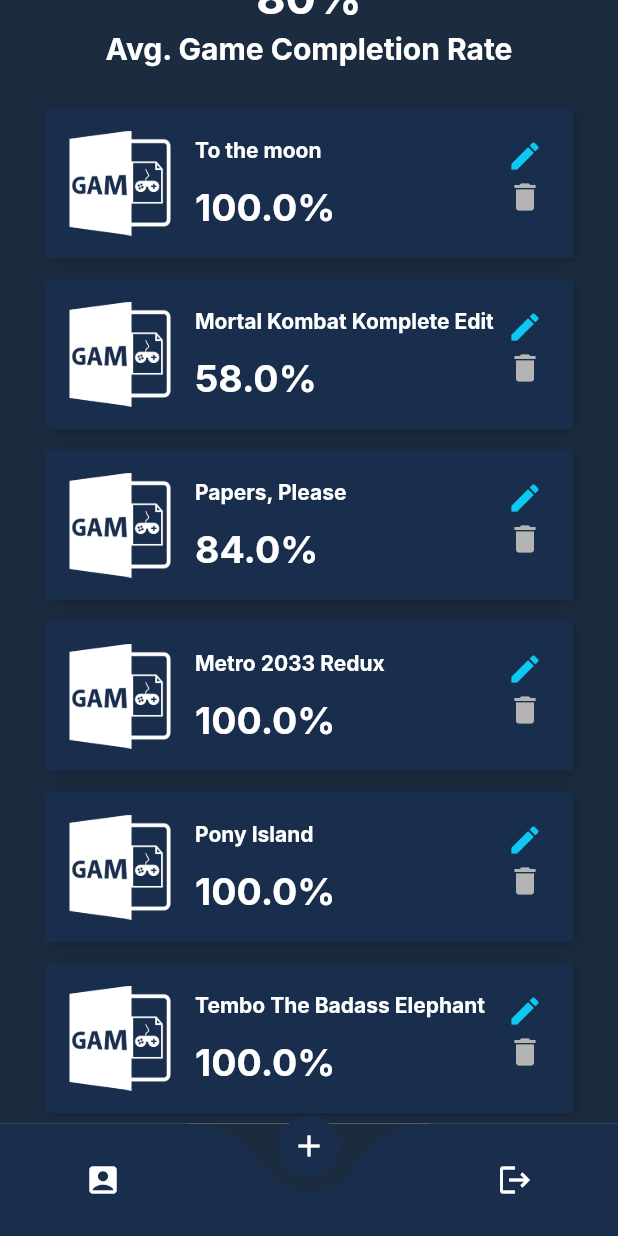
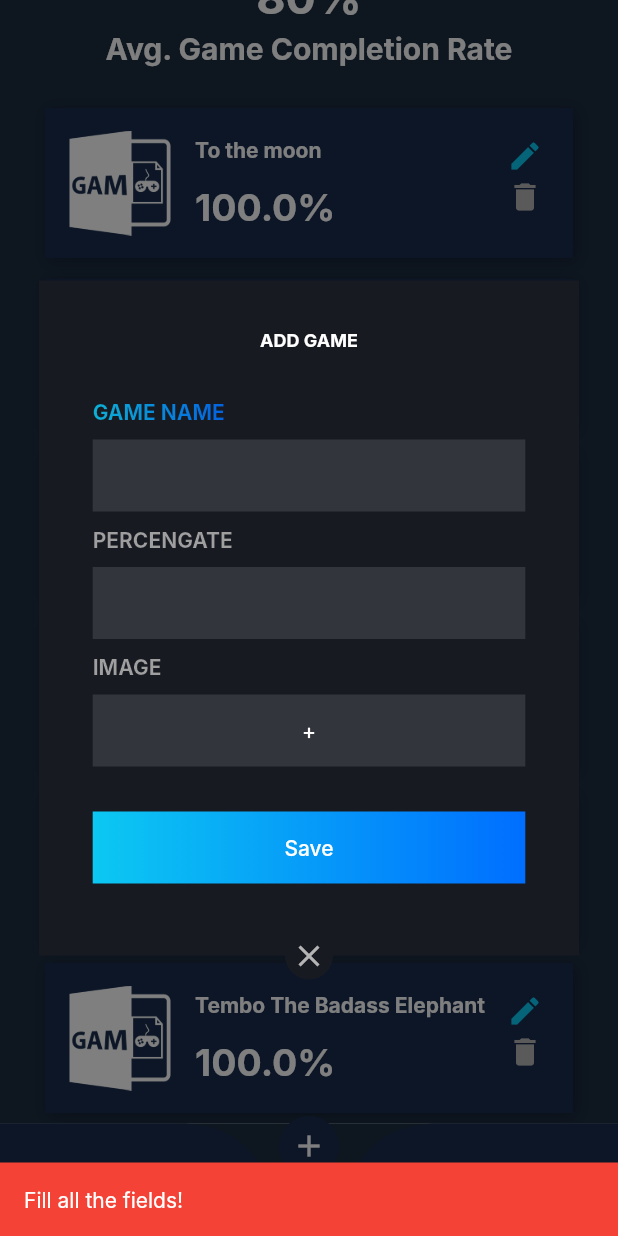
Before and after one commit to Arely-Paulina-Rojas/Achievements-Calculator, a Flutter app: the HomepageScreen screen opened directly with empty values, item 2 of the bottom bar chosen, scrolled down 50 dp, after a tap on "Save", on a phone screen of 412 x 824 dp. Run offline on Flutter 3.47's test engine with Material 2 defaults, Android fonts, the light colour scheme and no system bars; drawn by our look-alikes of another_flushbar, curved_navigation_bar; our stand-ins replace sqflite; missing offline and left inert: dart:ffi; accounts and stored records are empty; Roboto replaces fonts that are missing (Inter).

Commit message:
Changed messages

```diff
--- a/achievements_calculator/lib/components/add_game_form.dart
+++ b/achievements_calculator/lib/components/add_game_form.dart
@@ -1,6 +1,7 @@
 import 'package:achievements_calculator/components/image_button.dart';
 import 'package:achievements_calculator/components/input_field.dart';
 import 'package:achievements_calculator/components/main_button.dart';
+import 'package:another_flushbar/flushbar.dart';
 import 'package:flutter/material.dart';
 import '../constants.dart';
 
@@ -20,20 +21,42 @@
               labelName: "GAME NAME",
               lightColor: lightMainButtonColor,
               darkColor: darkMainButtonColor,
-              isPasswordField: false),
+              isPasswordField: false,
+              inputType: TextInputType.text),
           InputField(
               onChanged: (value) {},
               controller: percentageController,
               labelName: "PERCENGATE",
               lightColor: lightDarkTextColor,
               darkColor: lightDarkTextColor,
-              isPasswordField: false),
+              isPasswordField: false,
+              inputType: TextInputType.number),
           ImageButton(labelText: "IMAGE", buttonText: "+", press: () {}),
           const SizedBox(height: 10),
           MainButton(
               text: "Save",
               press: () {
-                Navigator.pop(context);
+                if (validateForm(
+                    gameNameController.text, percentageController.text)) {
+                  if (validateNumber(percentageController.text)) {
+                  } else {
+                    Flushbar(
+                      backgroundColor: Colors.red,
+                      message: "Enter a valid percentage!",
+                      duration: Duration(seconds: 3),
+                    ).show(context);
+                  }
+                } else {
+                  Flushbar(
+                    backgroundColor: Colors.red,
+                    message: "Fill all the fields!",
+                    duration: Duration(seconds: 3),
+                  ).show(context);
+                }
+                /*
+                Future.delayed(Duration(seconds: 3), () {
+                  Navigator.pop(context);
+                });*/
               },
               lightColor: lightMainButtonColor,
               darkColor: darkMainButtonColor)
@@ -42,3 +65,16 @@
     );
   }
 }
+
+bool validateForm(String name, String percentage) {
+  if (name.isNotEmpty && percentage.isNotEmpty) {
+    return true;
+  } else {
+    return false;
+  }
+}
+
+bool validateNumber(String percentage) {
+  if (double.tryParse(percentage) == null) return false;
+  return true;
+}
--- a/achievements_calculator/lib/components/input_field.dart
+++ b/achievements_calculator/lib/components/input_field.dart
@@ -10,6 +10,7 @@
   final bool isPasswordField;
   final Color lightColor;
   final Color darkColor;
+  final TextInputType inputType;
   const InputField(
       {Key? key,
       required this.onChanged,
@@ -17,7 +18,8 @@
       required this.labelName,
       required this.lightColor,
       required this.darkColor,
-      required this.isPasswordField})
+      required this.isPasswordField,
+      required this.inputType})
       : super(key: key);
 
   @override
@@ -38,6 +40,7 @@
             border: InputBorder.none,
           ),
           controller: controller,
+          keyboardType: inputType,
         ))
       ],
     ));
--- a/achievements_calculator/lib/components/update_game_form.dart
+++ b/achievements_calculator/lib/components/update_game_form.dart
@@ -26,7 +26,8 @@
               labelName: "GAME NAME",
               lightColor: lightMainButtonColor,
               darkColor: darkMainButtonColor,
-              isPasswordField: false),
+              isPasswordField: false,
+              inputType: TextInputType.text),
           InputField(
               onChanged: (value) {},
               controller: percentageController
@@ -34,7 +35,8 @@
               labelName: "PERCENGATE",
               lightColor: lightDarkTextColor,
               darkColor: lightDarkTextColor,
-              isPasswordField: false),
+              isPasswordField: false,
+              inputType: TextInputType.number),
           ImageButton(labelText: "IMAGE", buttonText: "+", press: () {}),
           const SizedBox(height: 10),
           MainButton(
--- a/achievements_calculator/lib/database/common/game.dart
+++ b/achievements_calculator/lib/database/common/game.dart
@@ -1,7 +1,23 @@
 class Game {
-  final String name, image;
-  final int idGame;
-  final double percentage;
+  late String name, image;
+  int? id;
+  late int user;
+  late double percentage;
 
-  Game(this.idGame, this.image, this.name, this.percentage);
+  Game(this.id, this.image, this.name, this.percentage, this.user);
+
+  factory Game.fromJson(Map<String, dynamic> parsedJson) {
+    return Game(parsedJson['id'], parsedJson['image'], parsedJson['name'],
+        parsedJson['percentage'], parsedJson['user']);
+  }
+
+  Map<String, dynamic> toMap() {
+    var map = Map<String, dynamic>();
+    map["id"] = id;
+    map["image"] = image;
+    map["name"] = name;
+    map["percentage"] = percentage;
+    map["user"] = user;
+    return map;
+  }
 }
--- a/achievements_calculator/lib/database/common/user.dart
+++ b/achievements_calculator/lib/database/common/user.dart
@@ -9,9 +9,6 @@
         parsedJson['id'], parsedJson['nickname'], parsedJson['password']);
   }
 
-  String get _nickname => nickname;
-  String get _password => password;
-
   Map<String, dynamic> toMap() {
     var map = Map<String, dynamic>();
     map["id"] = id;
--- a/achievements_calculator/lib/database/db_helper.dart
+++ b/achievements_calculator/lib/database/db_helper.dart
@@ -1,5 +1,7 @@
+import 'dart:convert';
 import 'dart:ffi';
 import 'package:sqflite/sqflite.dart' as sql;
+import 'common/game.dart';
 import 'common/user.dart';
 
 class SQLHelper {
@@ -14,6 +16,7 @@
 
     await databaseAchievementsCalculator.execute("""CREATE TABLE game (
           id INTEGER PRIMARY KEY AUTOINCREMENT NOT NULL,
+          image TEXT,
           name TEXT NOT NULL,
           percentage REAL NOT NULL,
           idUser INTEGER,
@@ -47,6 +50,14 @@
     return id;
   }
 
+  static Future<int> createGame(Game game) async {
+    final db = await SQLHelper.db();
+    final id = await db.insert("game", game.toMap(),
+        conflictAlgorithm: sql.ConflictAlgorithm.replace);
+    return id;
+  }
+
+  /*
   static Future<int> createGame(
       String name, double percentage, int idUser) async {
     final db = await SQLHelper.db();
@@ -55,18 +66,26 @@
     final id = await db.insert('game', game,
         conflictAlgorithm: sql.ConflictAlgorithm.replace);
     return id;
-  }
+  } */
 
   static Future<List<Map<String, dynamic>>> getAllUsers() async {
     final db = await SQLHelper.db();
     return db.query('user', orderBy: 'id');
   }
 
+  static Future<List<Game>?> getAllGamesByUser(int idUser) async {
+    final db = await SQLHelper.db();
+    final List<Map<String, dynamic>> result =
+        await db.query('game', where: "idUser = ?", whereArgs: [idUser]);
+    if (result.isEmpty) return List.empty();
+    return result.map((e) => Game.fromJson(e)).toList();
+  }
+  /*
   static Future<List<Map<String, dynamic>>> getAllGamesByUser(
       int idUser) async {
     final db = await SQLHelper.db();
     return db.query('game', where: "idUser = ?", whereArgs: [idUser]);
-  }
+  }*/
 
   static Future<User?> getSingleUser(int id) async {
     final db = await SQLHelper.db();
--- a/achievements_calculator/lib/screens/homepage/components/homepage_body.dart
+++ b/achievements_calculator/lib/screens/homepage/components/homepage_body.dart
@@ -8,12 +8,12 @@
 class HomepageBody extends StatelessWidget {
   final User user;
   List<Game> tempYourGamesList = [
-    Game(1, "assets/icons/game.png", "To the moon", 100),
-    Game(2, "assets/icons/game.png", "Mortal Kombat Komplete Edition", 58),
-    Game(3, "assets/icons/game.png", "Papers, Please", 84),
-    Game(4, "assets/icons/game.png", "Metro 2033 Redux", 100),
-    Game(5, "assets/icons/game.png", "Pony Island", 100),
-    Game(6, "assets/icons/game.png", "Tembo The Badass Elephant", 100),
+    Game(1, "assets/icons/game.png", "To the moon", 100, 1),
+    Game(2, "assets/icons/game.png", "Mortal Kombat Komplete Edition", 58, 1),
+    Game(3, "assets/icons/game.png", "Papers, Please", 84, 1),
+    Game(4, "assets/icons/game.png", "Metro 2033 Redux", 100, 1),
+    Game(5, "assets/icons/game.png", "Pony Island", 100, 1),
+    Game(6, "assets/icons/game.png", "Tembo The Badass Elephant", 100, 1),
   ];
 
   HomepageBody({Key? key, required this.user}) : super(key: key);
```
Also changed, not shown: achievements_calculator/lib/components/update_user_form.dart (+13 -10 lines), achievements_calculator/lib/screens/login/components/container_form.dart (+33 -6 lines), achievements_calculator/lib/screens/signup/components/container_form.dart (+25 -5 lines).
